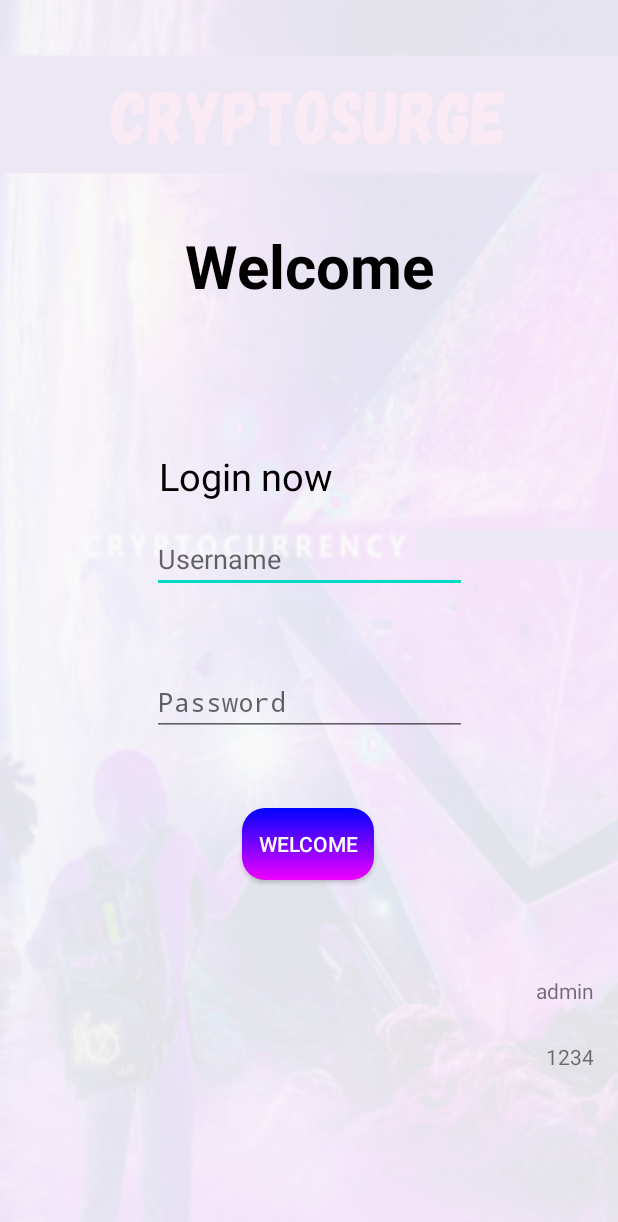
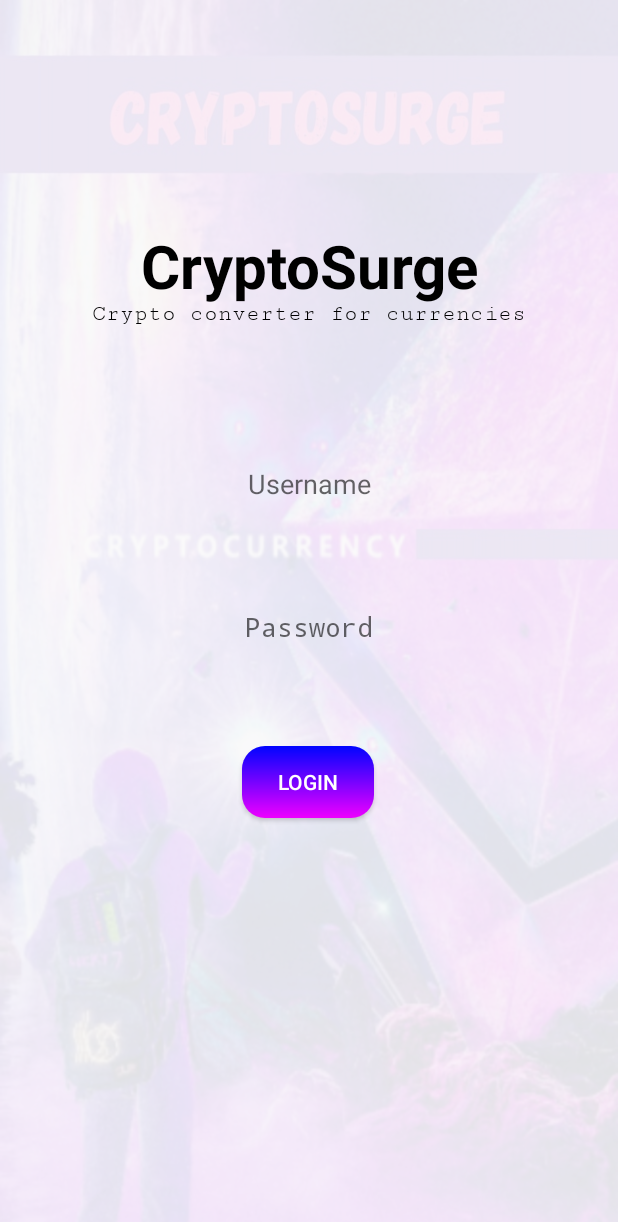
Before and after one commit to ashwin-2001/CryptoSurge, an Android app: the screen it shows after launch (Login), on a phone screen of 412 x 824 dp. Shown: the top 1222 px of the screen. Run offline under Robolectric (Android 15) with nearby library versions, the phone set to English and light mode, and no system bars.

Commit message:
Client Changes

```diff
--- a/app/src/main/res/layout/activity_login.xml
+++ b/app/src/main/res/layout/activity_login.xml
@@ -6,33 +6,36 @@
     android:layout_height="match_parent"
     tools:context=".Login">
     <RelativeLayout android:layout_width="match_parent" android:layout_height="match_parent"
-                    android:background="@drawable/spashscreen"
-                    android:alpha="0.1"
-        />
+                    android:background="@drawable/splashscreen"
+                    android:alpha="0.1"/>
 
     <TextView android:layout_width="match_parent"
-              android:text="Welcome"
+              android:text="CryptoSurge"
               android:textAlignment="center"
               android:textSize="40sp"
               android:textColor="#000000"
               android:paddingTop="150dp"
               android:layout_height="250dp"
               android:textStyle="bold"/>
+
     <TextView android:layout_width="match_parent"
-              android:text="Login now              "
+              android:text="Crypto converter for currencies"
               android:textAlignment="center"
-              android:textSize="25sp"
-              android:textColor="#000"
-              android:layout_height="50dp"
-              android:textStyle="normal" app:layout_constraintBottom_toTopOf="@+id/editText_username"/>
+              android:fontFamily="serif-monospace"
+              android:textSize="15sp"
+              android:textColor="#000000"
+              android:paddingTop="200dp"
+              android:layout_height="250dp"/>
 
     <EditText
         android:id="@+id/editText_username"
         android:layout_width="210dp"
         android:layout_height="45dp"
-        android:layout_marginTop="350dp"
+        android:layout_marginTop="300dp"
         android:ems="10"
         android:hint="Username"
+        android:textAlignment="center"
+        android:background="#00FFFFFF"
         android:inputType="textPersonName"
         app:layout_constraintBottom_toTopOf="@+id/editText_password"
         app:layout_constraintEnd_toEndOf="parent"
@@ -47,7 +50,9 @@
         android:layout_height="45dp"
         android:layout_marginTop="50dp"
         android:hint="Password"
+        android:textAlignment="center"
         android:ems="10"
+        android:background="#00FFFFFF"
         android:inputType="textPassword"
         app:layout_constraintEnd_toEndOf="parent"
         app:layout_constraintStart_toStartOf="parent"
@@ -57,7 +62,7 @@
         android:id="@+id/button_login"
         android:layout_width="88dp"
         android:layout_height="48dp"
-        android:text="Welcome"
+        android:text="Login"
         android:textColor="#fff"
         android:background="@drawable/gradient_button"
         app:layout_constraintBottom_toBottomOf="parent"
@@ -67,25 +72,4 @@
         app:layout_constraintTop_toBottomOf="@+id/editText_password"
         app:layout_constraintVertical_bias="0.169" />
 
-    <TextView
-        android:id="@+id/textView"
-        android:layout_width="wrap_content"
-        android:layout_height="wrap_content"
-        android:layout_marginTop="64dp"
-        android:layout_marginEnd="16dp"
-        android:text="admin"
-        app:layout_constraintEnd_toEndOf="parent"
-        app:layout_constraintTop_toBottomOf="@+id/button_login"
-        tools:ignore="MissingConstraints" />
-
-    <TextView
-        android:id="@+id/textView2"
-        android:layout_width="wrap_content"
-        android:layout_height="wrap_content"
-        android:layout_marginEnd="16dp"
-        android:text="1234"
-        app:layout_constraintBottom_toBottomOf="parent"
-        app:layout_constraintEnd_toEndOf="parent"
-        app:layout_constraintTop_toBottomOf="@+id/textView"
-        app:layout_constraintVertical_bias="0.183" />
 </androidx.constraintlayout.widget.ConstraintLayout>
--- a/app/src/main/res/layout/currency.xml
+++ b/app/src/main/res/layout/currency.xml
@@ -4,7 +4,7 @@
                 android:layout_height="match_parent">
 
     <RelativeLayout android:layout_width="match_parent" android:layout_height="match_parent"
-                    android:background="@drawable/spashscreen"
+                    android:background="@drawable/splashscreen"
                     android:alpha="0.1"/>
 
     <ImageView android:layout_width="20dp" android:layout_height="20dp"
--- a/app/src/main/res/layout/splashscreen.xml
+++ b/app/src/main/res/layout/splashscreen.xml
@@ -5,5 +5,5 @@
 
 
     <ImageView android:layout_width="match_parent" android:layout_height="match_parent"
-               android:background="@drawable/spashscreen"/>
+               android:background="@drawable/splashscreen"/>
 </RelativeLayout>
```
Also changed, not shown: app/src/main/res/layout/activity_coinbase.xml (+3 -4 lines), app/src/main/res/layout/currencyconversion.xml (+8 -7 lines), app/src/main/res/layout/wallet.xml (+3 -5 lines), app/src/main/res/drawable-v24/etherium.png, app/src/main/res/drawable-v24/splashscreen.png (renamed from app/src/main/res/drawable-v24/spashscreen.png).
